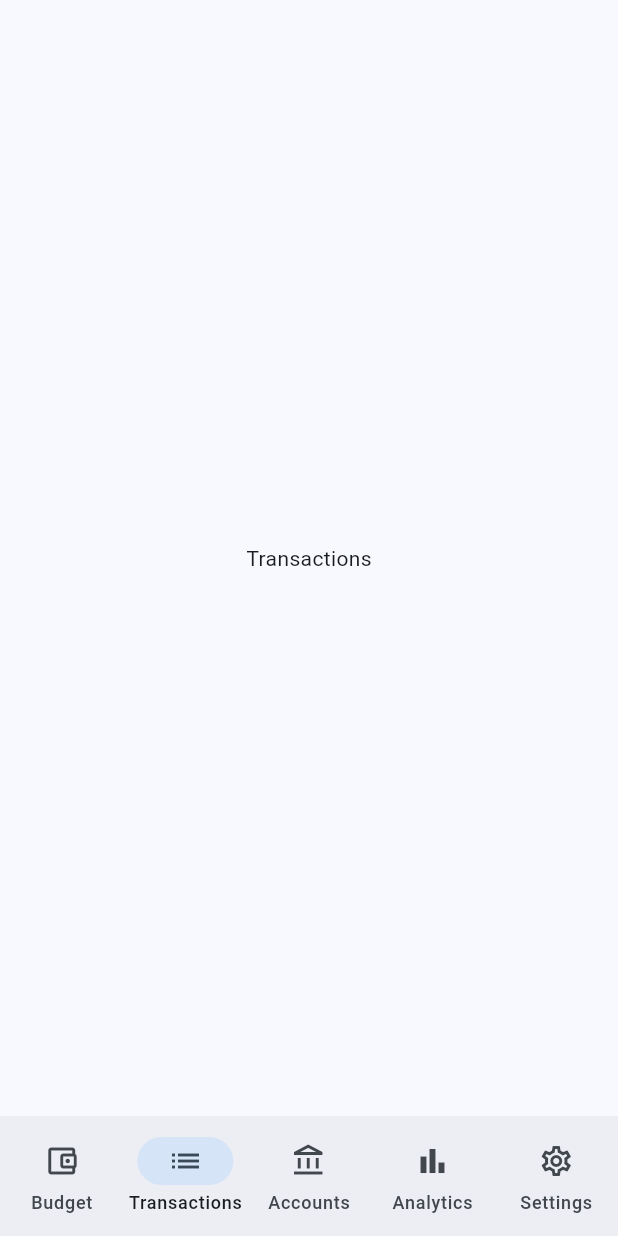
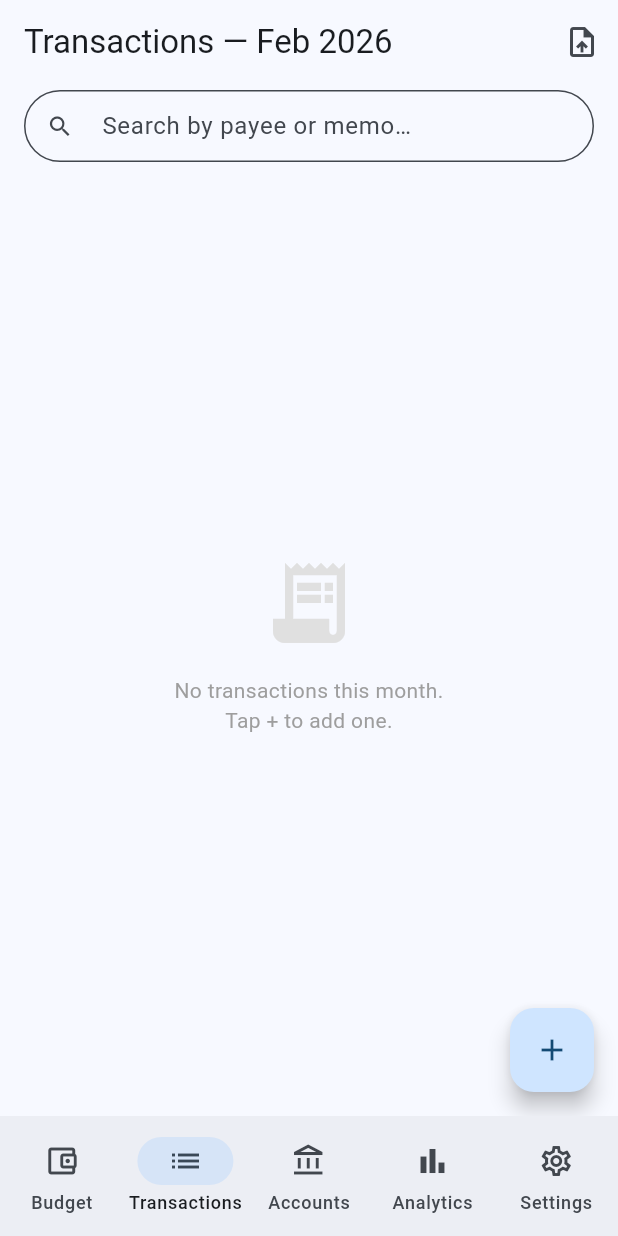
Before and after one commit to nayyarsan/MyBudgetApp, a Flutter app: the screen it shows after launch, item 2 of the bottom bar chosen, on a phone screen of 412 x 824 dp. Run offline on Flutter 3.47's test engine with Material 3 defaults, Android fonts, the phone set to English and light mode, and no system bars; our stand-ins replace drift, firebase_core, flutter_riverpod; accounts and stored records are empty; generated files the repository leaves out were written again.

Commit message:
feat: add transaction form, list with search/swipe-delete, and CSV screen placeholder
Co-Authored-By: Claude Sonnet 4.6 <noreply@anthropic.com>

```diff
--- a/lib/features/transactions/transactions_screen.dart
+++ b/lib/features/transactions/transactions_screen.dart
@@ -1,12 +1,135 @@
 import 'package:flutter/material.dart';
+import 'package:flutter_riverpod/flutter_riverpod.dart';
+import '../../core/database/providers.dart';
+import '../budget/budget_providers.dart';
+import 'add_transaction_screen.dart';
+import 'import_csv_screen.dart';
+import 'widgets/transaction_tile.dart';
 
-class TransactionsScreen extends StatelessWidget {
+class TransactionsScreen extends ConsumerStatefulWidget {
   const TransactionsScreen({super.key});
 
   @override
+  ConsumerState<TransactionsScreen> createState() =>
+      _TransactionsScreenState();
+}
+
+class _TransactionsScreenState extends ConsumerState<TransactionsScreen> {
+  String _searchQuery = '';
+
+  @override
   Widget build(BuildContext context) {
-    return const Scaffold(
-      body: Center(child: Text('Transactions')),
+    final txAsync = ref.watch(transactionsForMonthProvider);
+    final month = ref.watch(selectedMonthProvider);
+
+    return Scaffold(
+      appBar: AppBar(
+        title: Text(
+          'Transactions — ${_monthName(month.month)} ${month.year}',
+        ),
+        actions: [
+          IconButton(
+            icon: const Icon(Icons.upload_file),
+            tooltip: 'Import CSV',
+            onPressed: () => Navigator.of(context).push(
+              MaterialPageRoute<void>(
+                builder: (_) => const ImportCsvScreen(),
+              ),
+            ),
+          ),
+        ],
+        bottom: PreferredSize(
+          preferredSize: const Size.fromHeight(60),
+          child: Padding(
+            padding: const EdgeInsets.fromLTRB(16, 0, 16, 8),
+            child: TextField(
+              decoration: InputDecoration(
+                hintText: 'Search by payee or memo…',
+                prefixIcon: const Icon(Icons.search),
+                border: OutlineInputBorder(
+                  borderRadius: BorderRadius.circular(24),
+                ),
+                isDense: true,
+                filled: true,
+                fillColor: Theme.of(context).colorScheme.surface,
+              ),
+              onChanged: (v) =>
+                  setState(() => _searchQuery = v.toLowerCase()),
+            ),
+          ),
+        ),
+      ),
+      body: txAsync.when(
+        data: (txs) {
+          final filtered = _searchQuery.isEmpty
+              ? txs
+              : txs
+                  .where(
+                    (t) =>
+                        t.payee.toLowerCase().contains(_searchQuery) ||
+                        (t.memo?.toLowerCase().contains(_searchQuery) ??
+                            false),
+                  )
+                  .toList();
+
+          if (filtered.isEmpty) {
+            return Center(
+              child: Column(
+                mainAxisAlignment: MainAxisAlignment.center,
+                children: [
+                  Icon(
+                    Icons.receipt_long,
+                    size: 64,
+                    color: Colors.grey.shade300,
+                  ),
+                  const SizedBox(height: 16),
+                  Text(
+                    _searchQuery.isEmpty
+                        ? 'No transactions this month.\nTap + to add one.'
+                        : 'No results for "$_searchQuery".',
+                    textAlign: TextAlign.center,
+                    style: const TextStyle(color: Colors.grey),
+                  ),
+                ],
+              ),
+            );
+          }
+
+          return ListView.separated(
+            itemCount: filtered.length,
+            separatorBuilder: (_, __) => const Divider(height: 1),
+            itemBuilder: (context, i) {
+              final tx = filtered[i];
+              return TransactionTile(
+                transaction: tx,
+                onDelete: () => ref
+                    .read(databaseProvider)
+                    .transactionsDao
+                    .softDelete(tx.id),
+              );
+            },
+          );
+        },
+        loading: () => const Center(child: CircularProgressIndicator()),
+        error: (e, _) => Center(child: Text('Error: $e')),
+      ),
+      floatingActionButton: FloatingActionButton(
+        onPressed: () => Navigator.of(context).push(
+          MaterialPageRoute<void>(
+            builder: (_) => const AddTransactionScreen(),
+          ),
+        ),
+        tooltip: 'Add transaction',
+        child: const Icon(Icons.add),
+      ),
     );
   }
+
+  String _monthName(int m) {
+    const names = [
+      'Jan', 'Feb', 'Mar', 'Apr', 'May', 'Jun',
+      'Jul', 'Aug', 'Sep', 'Oct', 'Nov', 'Dec',
+    ];
+    return names[m - 1];
+  }
 }
```
Also changed, not shown: lib/features/transactions/add_transaction_screen.dart (added, +255 -0 lines), lib/features/transactions/import_csv_screen.dart (added, +14 -0 lines), lib/features/transactions/widgets/transaction_tile.dart (added, +107 -0 lines), 1 other file.
